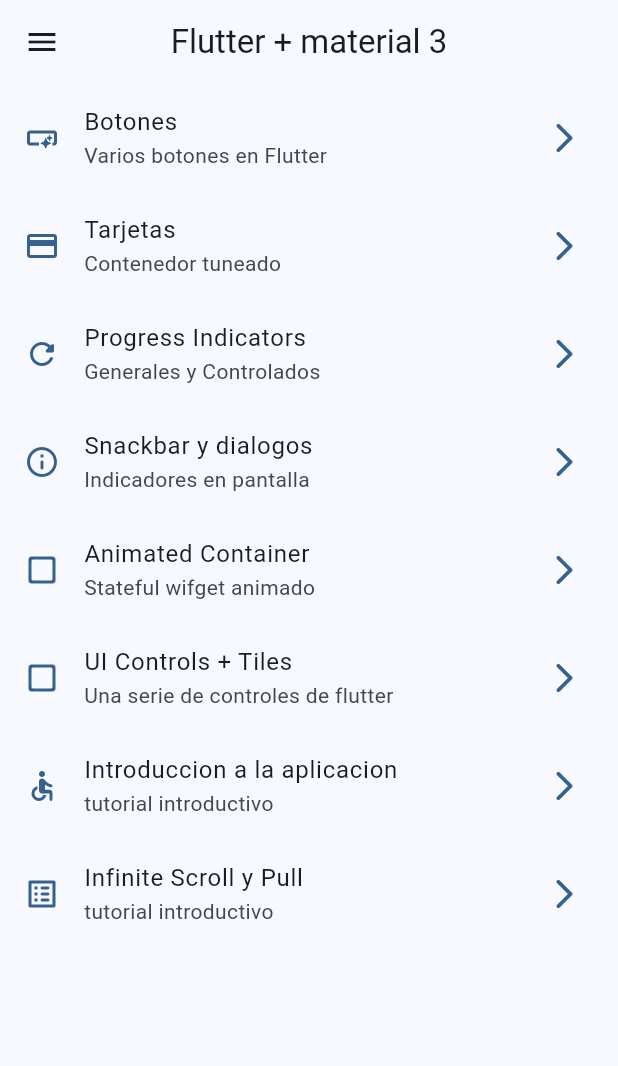
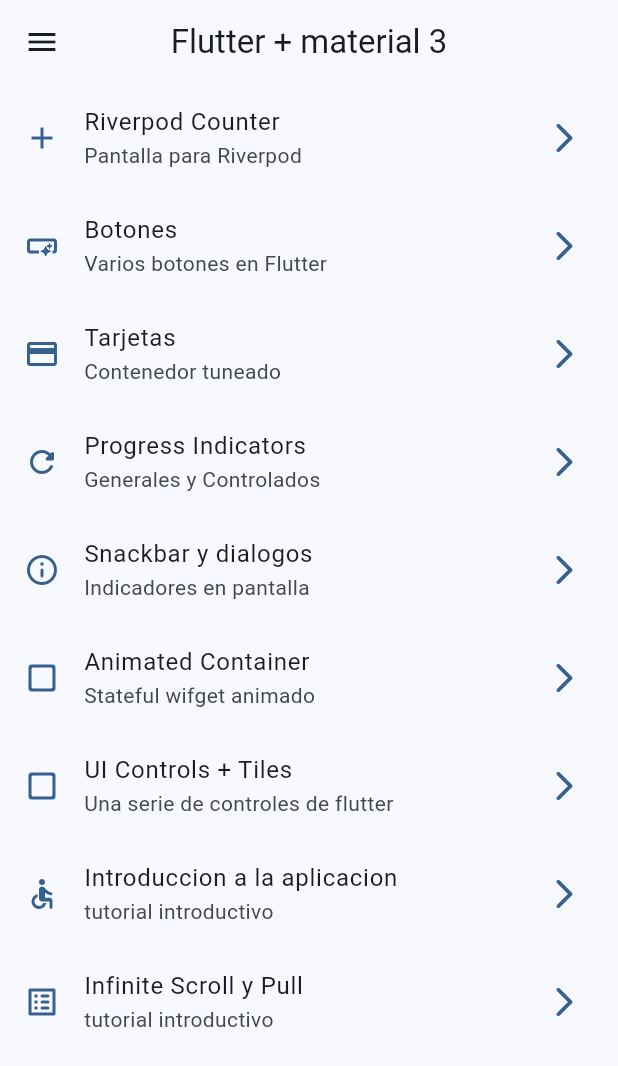
Before and after one commit to ebertmillar/widgets_app, a Flutter app: the screen it shows after launch, on a phone screen of 412 x 824 dp. Shown: the top 1066 px of the screen. Run offline on Flutter 3.47's test engine with Material 3 defaults, Android fonts, the phone set to English and light mode, and no system bars; our stand-ins replace animate_do, flutter_riverpod, go_router.

```diff
--- a/lib/config/router/app_router.dart
+++ b/lib/config/router/app_router.dart
@@ -1,4 +1,5 @@
 import 'package:go_router/go_router.dart';
+import 'package:widgets_app/presentation/screens/counter/counter_screen.dart';
 
 import 'package:widgets_app/presentation/screens/screens.dart';
 
@@ -10,6 +11,12 @@ final appRouter = GoRouter(
       path: '/',
       name: HomeScreen.name,
       builder: (context, state) => const HomeScreen(),
+    ),
+
+    GoRoute(
+      path: '/counter',
+      name: CounterScreen.name,
+      builder: (context, state) => const CounterScreen(),
     ),
 
     GoRoute(
--- a/lib/config/theme/menu/menu_items.dart
+++ b/lib/config/theme/menu/menu_items.dart
@@ -14,6 +14,13 @@ class MenuItems {
 }
 
  const List<MenuItems> appMenuItems = [
+
+    MenuItems(
+      tittle: 'Riverpod Counter',
+      subTitle: 'Pantalla para Riverpod',
+      link: '/counter',
+      icon: Icons.add
+    ),
     MenuItems(
       tittle: 'Botones',
       subTitle: 'Varios botones en Flutter',
--- /dev/null
+++ b/lib/presentation/providers/counter_provider.dart
@@ -0,0 +1,3 @@
+import 'package:flutter_riverpod/flutter_riverpod.dart';
+
+final counterProvider = StateProvider((ref) => 5);
--- /dev/null
+++ b/lib/presentation/providers/theme_provider.dart
@@ -0,0 +1,4 @@
+
+import 'package:flutter_riverpod/flutter_riverpod.dart';
+
+final isDarkmodeProvider = StateProvider((ref) => true);
--- a/lib/presentation/screens/screens.dart
+++ b/lib/presentation/screens/screens.dart
@@ -1,3 +1,4 @@
+
 export 'package:widgets_app/presentation/screens/home/home_screen.dart';
 export 'package:widgets_app/presentation/screens/buttons/buttons_screen.dart';
 export 'package:widgets_app/presentation/screens/cards/cards_screen.dart';
@@ -7,3 +8,4 @@ export 'package:widgets_app/presentation/screens/infinite_scroll/infinite_scroll
 export 'package:widgets_app/presentation/screens/progress/progress_screen.dart';
 export 'package:widgets_app/presentation/screens/snackbar/snackbar_screen.dart';
 export 'package:widgets_app/presentation/screens/ui_controls/ui_controls_screen.dart';
+export 'package:widgets_app/presentation/screens/counter/counter_screen.dart';
--- a/pubspec.yaml
+++ b/pubspec.yaml
@@ -10,6 +10,7 @@ dependencies:
   animate_do: ^3.3.4
   flutter:
     sdk: flutter
+  flutter_riverpod: ^2.5.3
   go_router: ^14.3.0
 
 dev_dependencies:
```
Also changed, not shown: lib/main.dart (+6 -1 lines), lib/presentation/screens/counter/counter_screen.dart (added, +49 -0 lines), pubspec.lock.
